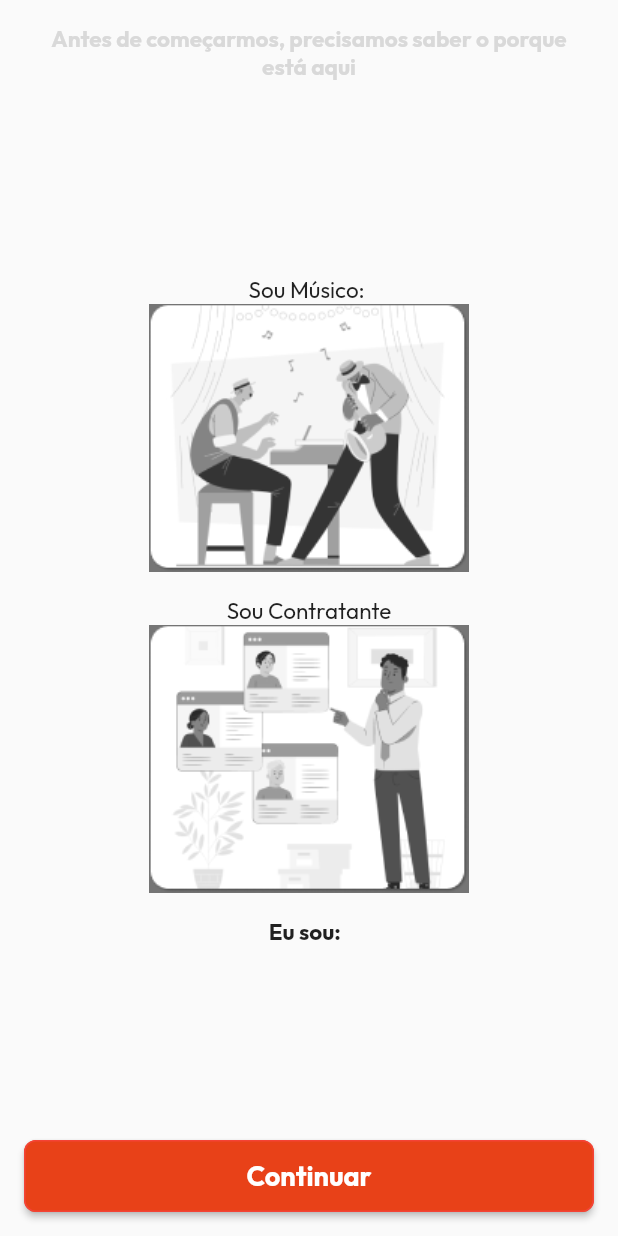
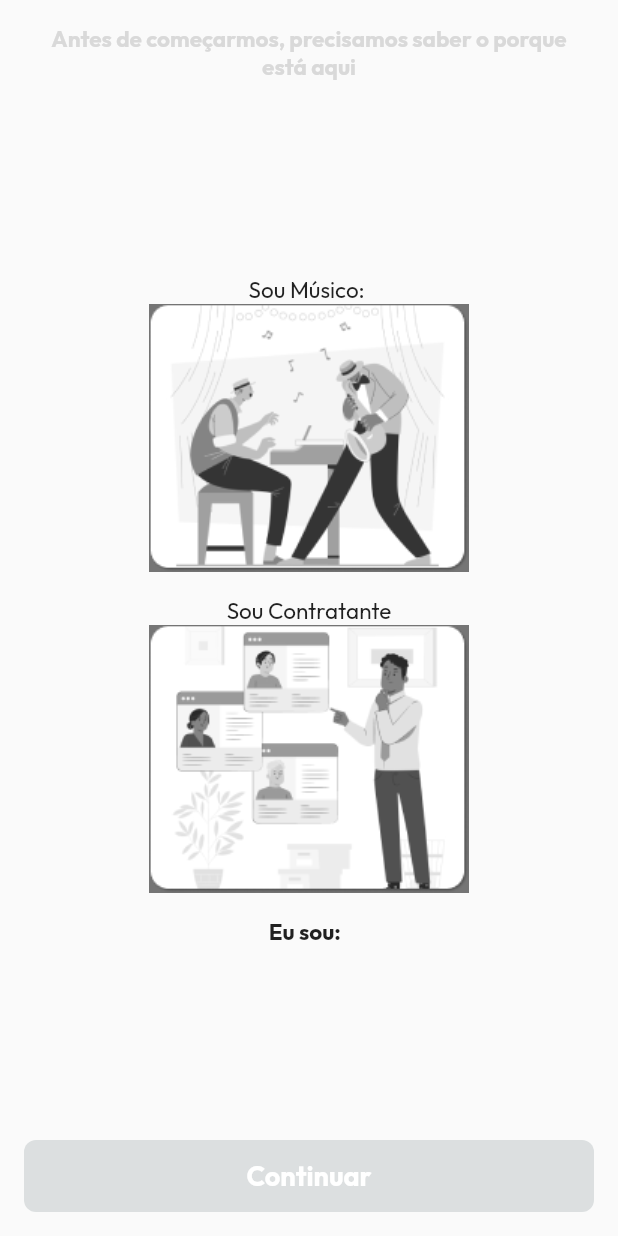
Before and after one commit to JoaoVReisA/MandaAquela, a Flutter app: the IsMusicianOrContractorPage screen opened by its route, on a phone screen of 412 x 824 dp. Run offline on Flutter 3.47's test engine with Material 2 defaults, Android fonts, the phone set to English and light mode, and no system bars; our stand-ins replace dio, firebase_core, firebase_crashlytics, flutter_modular, flutter_svg, get; accounts and stored records are empty.

Commit message:
add continue button check

```diff
--- a/lib/presenter/auth/sign_up/controllers/is_musician_or_contractor_controller.dart
+++ b/lib/presenter/auth/sign_up/controllers/is_musician_or_contractor_controller.dart
@@ -16,6 +16,8 @@ class IsMusicianOrContractorController extends GetxController {
 
   bool get isContractorSelected => _isContractorSelected.value;
 
+  bool get isContinueButtonReady => isContractorSelected || isMusicianSelected;
+
   void setIsContractorSelected(bool value) {
     if (isMusicianSelected) {
       setIsMusicianSelectedSelected(false);
--- a/lib/presenter/auth/sign_up/is_musician_or_contractor_page.dart
+++ b/lib/presenter/auth/sign_up/is_musician_or_contractor_page.dart
@@ -17,11 +17,13 @@ class IsMusicianOrContractorPage extends StatefulWidget {
 
 class _IsMusicianOrContractorPageState
     extends State<IsMusicianOrContractorPage> {
+  //TODO: ADD on Dependencie injection
+  final _controller = IsMusicianOrContractorController();
+
   @override
   Widget build(BuildContext context) {
-    //TODO: ADD on Dependencie injection
-    final controller = IsMusicianOrContractorController();
-    return Scaffold(
+    return Obx(
+      () => Scaffold(
         body: SafeArea(
             child: Column(
           children: [
@@ -36,24 +38,20 @@ class _IsMusicianOrContractorPageState
               ),
             ),
             const Spacer(),
-          Obx(
-            () => SelectUserTypeWidget(
+            SelectUserTypeWidget(
               userType: UserType.musician,
-              isSelected: controller.isMusicianSelected,
-              onTap: () => controller.setIsMusicianSelectedSelected(
-                  !controller.isMusicianSelected),
-            ),
+              isSelected: _controller.isMusicianSelected,
+              onTap: () => _controller.setIsMusicianSelectedSelected(
+                  !_controller.isMusicianSelected),
             ),
             const SizedBox(
               height: 16,
             ),
-          Obx(
-            () => SelectUserTypeWidget(
+            SelectUserTypeWidget(
               userType: UserType.contractor,
-              isSelected: controller.isContractorSelected,
-              onTap: () => controller
-                  .setIsContractorSelected(!controller.isContractorSelected),
-            ),
+              isSelected: _controller.isContractorSelected,
+              onTap: () => _controller
+                  .setIsContractorSelected(!_controller.isContractorSelected),
             ),
             const SizedBox(
               height: 16,
@@ -68,7 +66,10 @@ class _IsMusicianOrContractorPageState
         bottomNavigationBar: SafeArea(
           child: Padding(
               padding: const EdgeInsets.all(16),
-            child: CustomButton(onPressed: () {}, label: 'Continuar')),
+              child: CustomButton(
+                  onPressed: _controller.isContinueButtonReady ? () {} : null,
+                  label: 'Continuar')),
+        ),
       ),
     );
   }
--- a/lib/presenter/widgets/custom_button/custom_button.dart
+++ b/lib/presenter/widgets/custom_button/custom_button.dart
@@ -17,7 +17,7 @@ class CustomButton extends StatelessWidget {
             shape: MaterialStateProperty.all<RoundedRectangleBorder>(
                 RoundedRectangleBorder(
                     borderRadius: BorderRadius.circular(8),
-                    side: const BorderSide(color: Colors.red)))),
+                    side: const BorderSide(color: Colors.transparent)))),
         onPressed: onPressed,
         child: Text(
           label,
```
Lines whose indentation alone changed are shown as unchanged.
